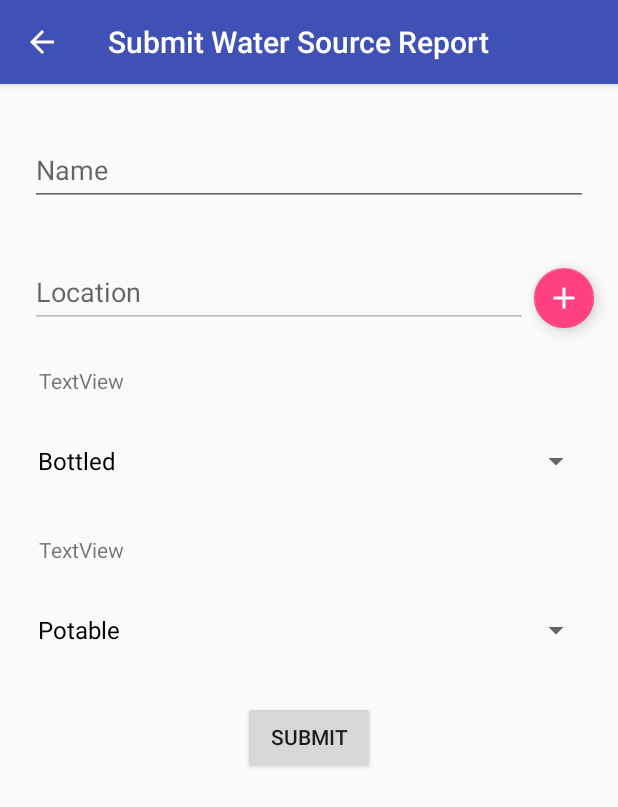
After one commit to SuperLinguini/CS2340, an Android app: the SubmitSourceReportActivity screen opened directly, with no data from a screen before it, on a phone screen of 412 x 824 dp. The commit adds this screen. Shown: the top 807 px of the screen. Run offline under Robolectric (Android 15) with nearby library versions, the phone set to English and light mode, and no system bars.

Commit message:
Many changes. Added Google Maps and Water Resource Reports.

```diff
--- /dev/null
+++ b/app/src/main/java/tech/milind/cleanwatercrowdsourcing/controllers/SubmitSourceReportActivity.java
@@ -0,0 +1,110 @@
+package tech.milind.cleanwatercrowdsourcing.controllers;
+
+import android.content.Intent;
+import android.support.design.widget.FloatingActionButton;
+import android.support.v7.app.AppCompatActivity;
+import android.os.Bundle;
+import android.util.Log;
+import android.view.View;
+import android.widget.ArrayAdapter;
+import android.widget.Button;
+import android.widget.EditText;
+import android.widget.Spinner;
+
+import com.google.android.gms.common.GooglePlayServicesNotAvailableException;
+import com.google.android.gms.common.GooglePlayServicesRepairableException;
+import com.google.android.gms.location.places.Place;
+import com.google.android.gms.location.places.ui.PlacePicker;
+import com.google.android.gms.maps.model.LatLng;
+
+import tech.milind.cleanwatercrowdsourcing.R;
+import tech.milind.cleanwatercrowdsourcing.model.Model;
+import tech.milind.cleanwatercrowdsourcing.model.WaterSourceReport;
+
+public class SubmitSourceReportActivity extends AppCompatActivity {
+    private static final String TAG = "AddResourceReport";
+    int PLACE_PICKER_REQUEST = 1;
+
+    private Spinner typeSpinner;
+    private Spinner conditionSpinner;
+    private EditText name;
+    private LatLng latLng;
+
+    private WaterSourceReport _waterSourceReport;
+
+    @Override
+    protected void onCreate(Bundle savedInstanceState) {
+        super.onCreate(savedInstanceState);
+        setContentView(R.layout.activity_submit_source_report);
+        getSupportActionBar().setDisplayHomeAsUpEnabled(true);
+
+        _waterSourceReport = new WaterSourceReport();
+
+        name = (EditText) findViewById(R.id.nameReportEditText);
+
+        EditText mEdit = (EditText) findViewById(R.id.locationReportEditText);
+        mEdit.setEnabled(false);
+
+        typeSpinner = (Spinner) findViewById(R.id.spinnerType);
+        conditionSpinner = (Spinner) findViewById(R.id.spinnerCondition);
+
+        ArrayAdapter<WaterSourceReport.typeOfWater> typeOfWaterArrayAdapter =
+                new ArrayAdapter<WaterSourceReport.typeOfWater>(this,
+                        android.R.layout.simple_spinner_dropdown_item,
+                        WaterSourceReport.typeOfWater.values());
+        typeOfWaterArrayAdapter.setDropDownViewResource(android.R.layout.simple_spinner_dropdown_item);
+        typeSpinner.setAdapter(typeOfWaterArrayAdapter);
+
+        ArrayAdapter<WaterSourceReport.conditionOfWater> conditionOfWaterArrayAdapter =
+                new ArrayAdapter<WaterSourceReport.conditionOfWater>(this,
+                        android.R.layout.simple_spinner_dropdown_item,
+                        WaterSourceReport.conditionOfWater.values());
+        conditionOfWaterArrayAdapter.setDropDownViewResource(android.R.layout
+                .simple_spinner_dropdown_item);
+        conditionSpinner.setAdapter(conditionOfWaterArrayAdapter);
+
+        Button submitButton = (Button) findViewById(R.id.submitReport);
+        submitButton.setOnClickListener(new View.OnClickListener() {
+            @Override
+            public void onClick(View v) {
+                _waterSourceReport.setName(name.getText().toString());
+                _waterSourceReport.setLocation(latLng);
+                _waterSourceReport.setType((WaterSourceReport.typeOfWater)
+                        typeSpinner.getSelectedItem());
+                _waterSourceReport.setCondition((WaterSourceReport.conditionOfWater)
+                        conditionSpinner.getSelectedItem());
+                Model model = Model.getInstance();
+                model.addReport(_waterSourceReport);
+                finish();
+            }
+        });
+
+        FloatingActionButton fab = (FloatingActionButton) findViewById(R.id.addLocation);
+        fab.setOnClickListener(new View.OnClickListener() {
+            @Override
+            public void onClick(View v) {
+                PlacePicker.IntentBuilder builder = new PlacePicker.IntentBuilder();
+
+                try {
+                    startActivityForResult(builder.build(SubmitSourceReportActivity.this),
+                            PLACE_PICKER_REQUEST);
+                } catch (GooglePlayServicesRepairableException e) {
+                    Log.e(TAG, "Failed", e);
+                } catch (GooglePlayServicesNotAvailableException e) {
+                    Log.e(TAG, "Failed", e);
+                }
+            }
+        });
+    }
+
+    protected void onActivityResult(int requestCode, int resultCode, Intent data) {
+        if (requestCode == PLACE_PICKER_REQUEST) {
+            if (resultCode == RESULT_OK) {
+                Place place = PlacePicker.getPlace(data, this);
+                EditText editText = (EditText) findViewById(R.id.locationReportEditText);
+                editText.setText("" + place.getLatLng());
+                latLng = place.getLatLng();
+            }
+        }
+    }
+}
--- /dev/null
+++ b/app/src/main/res/layout/activity_submit_source_report.xml
@@ -0,0 +1,102 @@
+<?xml version="1.0" encoding="utf-8"?>
+<RelativeLayout xmlns:android="http://schemas.android.com/apk/res/android"
+    xmlns:app="http://schemas.android.com/apk/res-auto"
+    android:layout_width="match_parent" android:layout_height="match_parent"
+    android:descendantFocusability="beforeDescendants"
+    android:focusableInTouchMode="true">
+
+    <android.support.design.widget.TextInputLayout
+        android:layout_width="match_parent"
+        android:layout_height="wrap_content"
+        android:layout_marginTop="25dp"
+        android:layout_alignParentTop="true"
+        android:layout_alignParentStart="true"
+        android:id="@+id/textInputLayout">
+
+        <EditText
+            android:id="@+id/nameReportEditText"
+            android:layout_width="match_parent"
+            android:layout_height="wrap_content"
+            android:layout_marginLeft="20dp"
+            android:layout_marginRight="20dp"
+            android:hint="Name"
+            android:inputType="text" />
+    </android.support.design.widget.TextInputLayout>
+
+    <android.support.design.widget.TextInputLayout
+        android:layout_width="match_parent"
+        android:layout_height="wrap_content"
+        android:layout_marginTop="25dp"
+        android:layout_below="@+id/textInputLayout"
+        android:layout_marginRight="60dp"
+        android:layout_alignParentStart="true"
+        android:id="@+id/textInputLayout2">
+
+        <EditText
+            android:id="@+id/locationReportEditText"
+            android:layout_width="match_parent"
+            android:layout_height="wrap_content"
+            android:layout_marginLeft="20dp"
+            android:hint="Location"
+            android:inputType="none" />
+    </android.support.design.widget.TextInputLayout>
+
+    <android.support.design.widget.FloatingActionButton
+        android:id="@+id/addLocation"
+        android:layout_width="wrap_content"
+        android:layout_height="wrap_content"
+        android:clickable="true"
+        app:fabSize="mini"
+        app:srcCompat="@mipmap/ic_add_white_24dp"
+        android:layout_alignBottom="@+id/textInputLayout2"
+        android:layout_alignParentEnd="true"
+        android:layout_marginEnd="16dp" />
+
+    <TextView
+        android:id="@+id/textViewTypeResourceReport"
+        android:layout_width="wrap_content"
+        android:layout_height="wrap_content"
+        android:layout_marginTop="25dp"
+        android:text="TextView"
+        android:layout_below="@+id/textInputLayout2"
+        android:layout_marginLeft="26dp" />
+
+    <Spinner
+        android:layout_width="match_parent"
+        android:layout_height="wrap_content"
+        android:id="@+id/spinnerType"
+        android:layout_marginTop="20dp"
+        android:layout_marginRight="17dp"
+        android:layout_marginLeft="17dp"
+        android:layout_below="@+id/textViewTypeResourceReport"
+        android:layout_centerVertical="true" />
+
+    <TextView
+        android:id="@+id/textViewConditionResourceReport"
+        android:layout_width="wrap_content"
+        android:layout_height="wrap_content"
+        android:layout_marginTop="25dp"
+        android:layout_marginLeft="26dp"
+        android:text="TextView"
+        android:layout_below="@+id/spinnerType" />
+
+    <Spinner
+        android:layout_width="match_parent"
+        android:layout_height="wrap_content"
+        android:layout_marginTop="20dp"
+        android:id="@+id/spinnerCondition"
+        android:layout_marginRight="17dp"
+        android:layout_marginLeft="17dp"
+        android:layout_below="@+id/textViewConditionResourceReport" />
+
+    <Button
+        android:id="@+id/submitReport"
+        android:layout_width="wrap_content"
+        android:layout_height="wrap_content"
+        android:layout_below="@+id/spinnerCondition"
+        android:layout_centerHorizontal="true"
+        android:layout_marginTop="23dp"
+        android:text="Submit" />
+
+
+</RelativeLayout>
--- a/app/src/main/res/values/strings.xml
+++ b/app/src/main/res/values/strings.xml
@@ -5,6 +5,5 @@
     <string name="register">Register</string>
     <string name="username">Username</string>
     <string name="password">Password</string>
-
-
+    <string name="SubmitWaterReport">Submit Water Source Report</string>
 </resources>
--- a/build.gradle
+++ b/build.gradle
@@ -5,7 +5,7 @@ buildscript {
         jcenter()
     }
     dependencies {
-        classpath 'com.android.tools.build:gradle:2.2.3'
+        classpath 'com.android.tools.build:gradle:2.3.0'
         classpath 'com.google.gms:google-services:3.0.0'
 
         // NOTE: Do not place your application dependencies here; they belong
--- a/gradle.properties
+++ b/gradle.properties
@@ -15,3 +15,5 @@ org.gradle.jvmargs=-Xmx1536m
 # This option should only be used with decoupled projects. More details, visit
 # http://www.gradle.org/docs/current/userguide/multi_project_builds.html#sec:decoupled_projects
 # org.gradle.parallel=true
+
+GOOGLE_MAPS_API_KEY=AIzaSyB8e5OBhgzFSdq1Y9pUUNqF6wODDXlVPss
```
Also changed, not shown: app/build.gradle (+6 -2 lines), app/src/main/AndroidManifest.xml (+21 -5 lines), app/src/main/java/tech/milind/cleanwatercrowdsourcing/controllers/MainActivity.java (+28 -2 lines), app/src/main/java/tech/milind/cleanwatercrowdsourcing/model/Model.java (+9 -1 lines), app/src/main/java/tech/milind/cleanwatercrowdsourcing/model/WaterSourceReport.java (added, +76 -0 lines), app/src/main/res/layout/activity_main.xml (+22 -4 lines), app/src/main/res/mipmap-hdpi/ic_add_white_24dp.png (added), app/src/main/res/mipmap-mdpi/ic_add_white_24dp.png (added), app/src/main/res/mipmap-xhdpi/ic_add_white_24dp.png (added), app/src/main/res/mipmap-xxhdpi/ic_add_white_24dp.png (added), app/src/main/res/mipmap-xxxhdpi/ic_add_white_24dp.png (added), gradle/wrapper/gradle-wrapper.properties, 2 other files.
